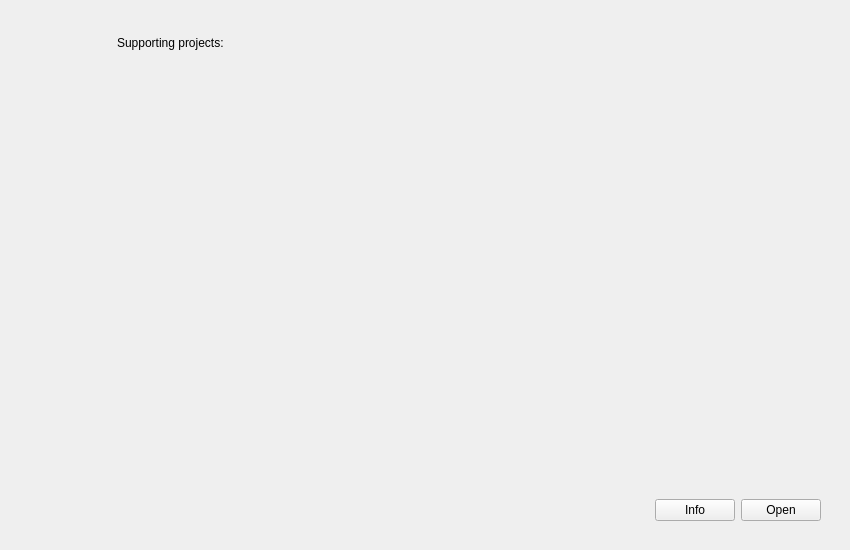
This is Code/ui/startupwindow.ui in VisIVOLab/ViaLacteaVisualAnalytics as Qt 5 draws it before an edit. The edited form follows.
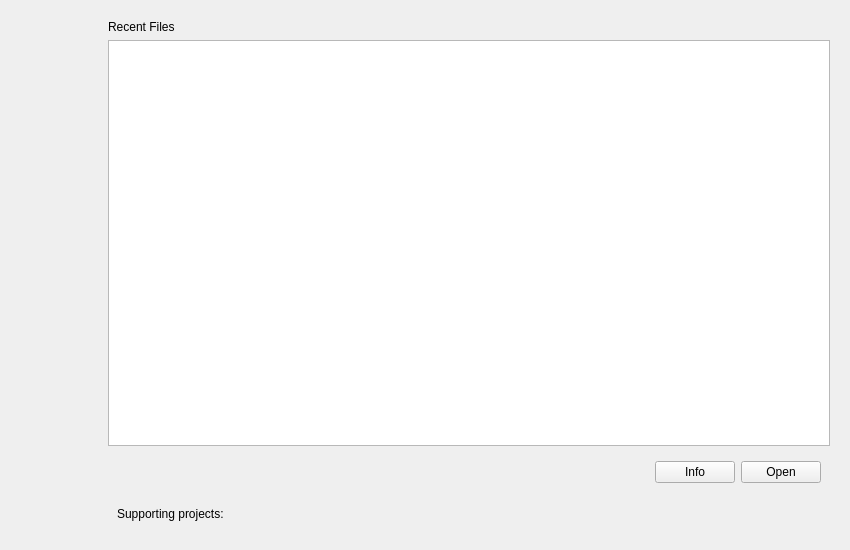
This is the edited form. Icons and pictures are not drawn.

```diff
--- a/Code/ui/startupwindow.ui
+++ b/Code/ui/startupwindow.ui
@@ -97,52 +97,16 @@
    </item>
    <item>
     <widget class="QWidget" name="rigthContainer" native="true">
-     <layout class="QVBoxLayout" name="verticalLayout_3" stretch="1,9,0">
+     <layout class="QVBoxLayout" name="verticalLayout_3" stretch="0,0,0,0">
       <item>
-       <widget class="QWidget" name="logoArea" native="true">
-        <layout class="QHBoxLayout" name="horizontalLayout_3">
-         <item>
-          <widget class="QLabel" name="label">
-           <property name="text">
-            <string>Supporting projects:</string>
-           </property>
-          </widget>
-         </item>
-         <item>
-          <widget class="QLabel" name="label_4">
-           <property name="text">
-            <string/>
-           </property>
-           <property name="pixmap">
-            <pixmap resource="../visivo.qrc">:/icons/ecogal.png</pixmap>
-           </property>
-          </widget>
-         </item>
-         <item>
-          <widget class="QLabel" name="label_3">
-           <property name="text">
-            <string/>
-           </property>
-           <property name="pixmap">
-            <pixmap resource="../visivo.qrc">:/icons/cirasa.png</pixmap>
-           </property>
-          </widget>
-         </item>
-         <item>
-          <widget class="QLabel" name="label_2">
-           <property name="text">
-            <string/>
-           </property>
-           <property name="pixmap">
-            <pixmap resource="../visivo.qrc">:/icons/NEANIAS.jpg</pixmap>
-           </property>
-          </widget>
-         </item>
-        </layout>
+       <widget class="QLabel" name="label_5">
+        <property name="text">
+         <string>Recent Files</string>
+        </property>
        </widget>
       </item>
       <item>
-       <widget class="QWidget" name="historyArea" native="true"/>
+       <widget class="QListWidget" name="historyArea"/>
       </item>
       <item>
        <widget class="QWidget" name="buttonArea" native="true">
@@ -177,6 +141,49 @@
         </layout>
        </widget>
       </item>
+      <item>
+       <widget class="QWidget" name="logoArea" native="true">
+        <layout class="QHBoxLayout" name="horizontalLayout_3">
+         <item>
+          <widget class="QLabel" name="label">
+           <property name="text">
+            <string>Supporting projects:</string>
+           </property>
+          </widget>
+         </item>
+         <item>
+          <widget class="QLabel" name="label_4">
+           <property name="text">
+            <string/>
+           </property>
+           <property name="pixmap">
+            <pixmap resource="../visivo.qrc">:/icons/ecogal.png</pixmap>
+           </property>
+          </widget>
+         </item>
+         <item>
+          <widget class="QLabel" name="label_3">
+           <property name="text">
+            <string/>
+           </property>
+           <property name="pixmap">
+            <pixmap resource="../visivo.qrc">:/icons/cirasa.png</pixmap>
+           </property>
+          </widget>
+         </item>
+         <item>
+          <widget class="QLabel" name="label_2">
+           <property name="text">
+            <string/>
+           </property>
+           <property name="pixmap">
+            <pixmap resource="../visivo.qrc">:/icons/NEANIAS.jpg</pixmap>
+           </property>
+          </widget>
+         </item>
+        </layout>
+       </widget>
+      </item>
      </layout>
     </widget>
    </item>
```
